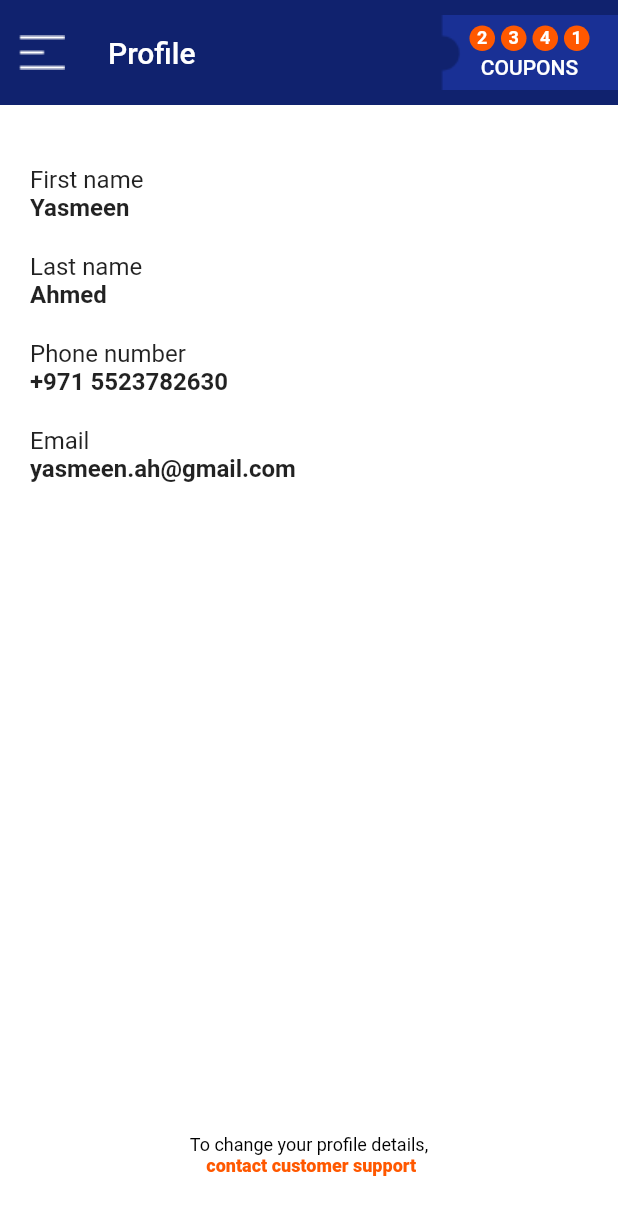
After one commit to Chandravardhan-Singh/world_winner_flutter, a Flutter app: the Profile screen opened directly, on a phone screen of 412 x 824 dp. The commit adds this screen. Shown: the top 1215 px of the screen. Run offline on Flutter 3.47's test engine with Material 2 defaults, Android fonts, the light colour scheme and no system bars; our stand-ins replace bloc, flutter_bloc, flutter_secure_storage, otp_text_field, percent_indicator, permission_handler; accounts and stored records are empty; generated files the repository leaves out were written again.

Commit message:
Profile (#6)
* created profile screen

* added navigation to profile

```diff
--- /dev/null
+++ b/lib/pages/profile/profile.dart
@@ -0,0 +1,145 @@
+import 'package:flutter/material.dart';
+import 'package:world_winner_flutter/extensions/string.dart';
+import 'package:world_winner_flutter/utils/constants/nums.dart';
+import 'package:world_winner_flutter/widget/coupon_counter.dart';
+import 'package:world_winner_flutter/widget/custom_drawer.dart';
+
+class Profile extends StatelessWidget {
+  Profile({super.key});
+  final GlobalKey<ScaffoldState> _scaffoldKey = GlobalKey<ScaffoldState>();
+  @override
+  Widget build(BuildContext context) {
+    final themeColor = Theme.of(context).colorScheme;
+    return Scaffold(
+      key: _scaffoldKey,
+      drawer: const CustomDrawer(),
+      appBar: AppBar(
+        toolbarHeight: 70,
+        leading: InkWell(
+          onTap: () {
+            _scaffoldKey.currentState!.openDrawer();
+          },
+          child: Image.asset(
+            'assets/images/drawer-icon.png',
+          ),
+        ),
+        centerTitle: false,
+        title: const Text('Profile'),
+        elevation: 0,
+        backgroundColor: themeColor.secondary,
+        actions: const [
+          CouponCounter(),
+        ],
+      ),
+      backgroundColor: Colors.white,
+      body: Container(
+        width: MediaQuery.of(context).size.width,
+        padding: const EdgeInsets.symmetric(
+            horizontal: defaultGap / 2, vertical: defaultGap),
+        child: Stack(
+          children: [
+            const Column(
+              crossAxisAlignment: CrossAxisAlignment.start,
+              children: [
+                Padding(
+                  padding: EdgeInsets.only(bottom: defaultGap / 2),
+                  child: Column(
+                    crossAxisAlignment: CrossAxisAlignment.start,
+                    children: [
+                      Text("First name",
+                          style: TextStyle(
+                            fontSize: 16,
+                            fontWeight: FontWeight.w400,
+                          )),
+                      Text("Yasmeen",
+                          style: TextStyle(
+                            fontSize: 16,
+                            fontWeight: FontWeight.w700,
+                          ))
+                    ],
+                  ),
+                ),
+                Padding(
+                  padding: EdgeInsets.only(bottom: defaultGap / 2),
+                  child: Column(
+                    crossAxisAlignment: CrossAxisAlignment.start,
+                    children: [
+                      Text("Last name",
+                          style: TextStyle(
+                            fontSize: 16,
+                            fontWeight: FontWeight.w400,
+                          )),
+                      Text("Ahmed",
+                          style: TextStyle(
+                            fontSize: 16,
+                            fontWeight: FontWeight.w700,
+                          ))
+                    ],
+                  ),
+                ),
+                Padding(
+                  padding: EdgeInsets.only(bottom: defaultGap / 2),
+                  child: Column(
+                    crossAxisAlignment: CrossAxisAlignment.start,
+                    children: [
+                      Text("Phone number",
+                          style: TextStyle(
+                            fontSize: 16,
+                            fontWeight: FontWeight.w400,
+                          )),
+                      Text("+971 5523782630",
+                          style: TextStyle(
+                            fontSize: 16,
+                            fontWeight: FontWeight.w700,
+                          ))
+                    ],
+                  ),
+                ),
+                Padding(
+                  padding: EdgeInsets.only(bottom: defaultGap / 2),
+                  child: Column(
+                    crossAxisAlignment: CrossAxisAlignment.start,
+                    children: [
+                      Text("Email",
+                          style: TextStyle(
+                            fontSize: 16,
+                            fontWeight: FontWeight.w400,
+                          )),
+                      Text("yasmeen.ah@gmail.com",
+                          style: TextStyle(
+                            fontSize: 16,
+                            fontWeight: FontWeight.w700,
+                          ))
+                    ],
+                  ),
+                ),
+              ],
+            ),
+            Positioned(
+                bottom: 0,
+                left: 0,
+                right: 0,
+                child: RichText(
+                  textAlign: TextAlign.center,
+                  text: TextSpan(
+                    style: const TextStyle(
+                      fontSize: 12,
+                      color: Colors.black,
+                    ),
+                    children:
+                        "To change your profile details,\n contact customer support"
+                            .addStyle(
+                      style: const TextStyle(),
+                      richText: ["contact", "customer", "support"],
+                      richStyle: TextStyle(
+                          fontWeight: FontWeight.w800,
+                          color: Theme.of(context).colorScheme.primary),
+                    ),
+                  ),
+                ))
+          ],
+        ),
+      ),
+    );
+  }
+}
--- a/lib/widget/custom_drawer.dart
+++ b/lib/widget/custom_drawer.dart
@@ -1,6 +1,7 @@
 import 'package:flutter/material.dart';
 import 'package:world_winner_flutter/extensions/context.dart';
 import 'package:world_winner_flutter/pages/past-results/past_results.dart';
+import 'package:world_winner_flutter/pages/profile/profile.dart';
 import 'package:world_winner_flutter/widget/button.dart';
 import 'package:world_winner_flutter/widget/drawer_item.dart';
 
@@ -31,7 +32,15 @@ class CustomDrawer extends StatelessWidget {
                         mainAxisAlignment: MainAxisAlignment.center,
                         crossAxisAlignment: CrossAxisAlignment.end,
                         children: [
-                          Container(
+                          GestureDetector(
+                            onTap: () {
+                              Navigator.of(context).push(
+                                MaterialPageRoute(
+                                  builder: (BuildContext context) => Profile(),
+                                ),
+                              );
+                            },
+                            child: Container(
                               clipBehavior: Clip.hardEdge,
                               decoration: BoxDecoration(
                                 borderRadius: BorderRadius.circular(30),
@@ -40,6 +49,7 @@ class CustomDrawer extends StatelessWidget {
                                 'https://images.pexels.com/photos/14807470/pexels-photo-14807470.jpeg?auto=compress&cs=tinysrgb&w=1260&h=750&dpr=2',
                                 height: 35,
                                 width: 35,
+                              ),
                             ),
                           ),
                           const SizedBox(
@@ -126,7 +136,8 @@ class CustomDrawer extends StatelessWidget {
                   builder: (BuildContext context) => PastResults(),
                 ),
               );
-              }),
+            },
+          ),
           DrawerItem(title: 'Transaction History', onTap: () {}),
           DrawerItem(title: 'Cash Out', onTap: () {}),
           DrawerItem(title: 'How to Play', onTap: () {}),
```
Lines whose indentation alone changed are shown as unchanged.
